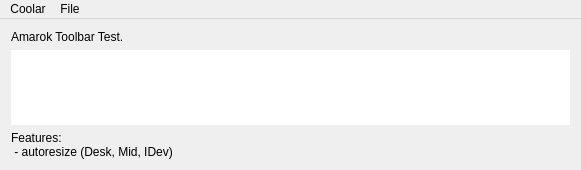
Before: the Qt Designer form TestWindow.ui in enricoros/k-ui-experiments-coolbar, drawn with Qt 5.
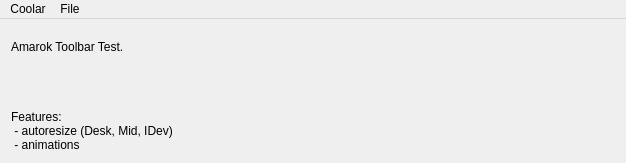
After: the same form once the commit is applied. Custom widgets are drawn as their Qt base class.

Commit message: Inherit from the Scene to offer a clean class for Amarok.

```diff
--- a/TestWindow.ui
+++ b/TestWindow.ui
@@ -6,8 +6,8 @@
    <rect>
     <x>0</x>
     <y>0</y>
-    <width>581</width>
-    <height>170</height>
+    <width>626</width>
+    <height>163</height>
    </rect>
   </property>
   <property name="windowTitle">
@@ -15,13 +15,6 @@
   </property>
   <widget class="QWidget" name="centralWidget">
    <layout class="QGridLayout" name="gridLayout">
-    <item row="1" column="0">
-     <widget class="Coolar" name="coolar">
-      <property name="frameShape">
-       <enum>QFrame::NoFrame</enum>
-      </property>
-     </widget>
-    </item>
     <item row="0" column="0">
      <widget class="QLabel" name="label">
       <property name="text">
@@ -33,10 +26,23 @@
      <widget class="QLabel" name="label_2">
       <property name="text">
        <string>Features:
- - autoresize (Desk, Mid, IDev)</string>
+ - autoresize (Desk, Mid, IDev)
+ - animations</string>
       </property>
      </widget>
     </item>
+    <item row="1" column="0">
+     <widget class="QWidget" name="container" native="true">
+      <layout class="QVBoxLayout" name="containerLayout">
+       <property name="spacing">
+        <number>0</number>
+       </property>
+       <property name="margin">
+        <number>0</number>
+       </property>
+      </layout>
+     </widget>
+    </item>
    </layout>
   </widget>
   <widget class="QMenuBar" name="menuBar">
@@ -44,7 +50,7 @@
     <rect>
      <x>0</x>
      <y>0</y>
-     <width>581</width>
+     <width>626</width>
      <height>26</height>
     </rect>
    </property>
@@ -78,13 +84,6 @@
   </action>
  </widget>
  <layoutdefault spacing="6" margin="11"/>
- <customwidgets>
-  <customwidget>
-   <class>Coolar</class>
-   <extends>QGraphicsView</extends>
-   <header>Coolar.h</header>
-  </customwidget>
- </customwidgets>
  <resources/>
  <connections>
   <connection>
```
The commit also changes 8 other files.
